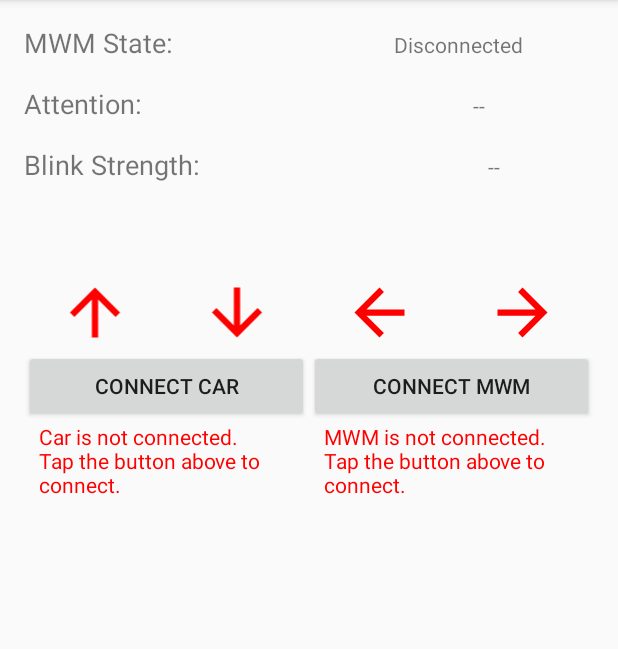
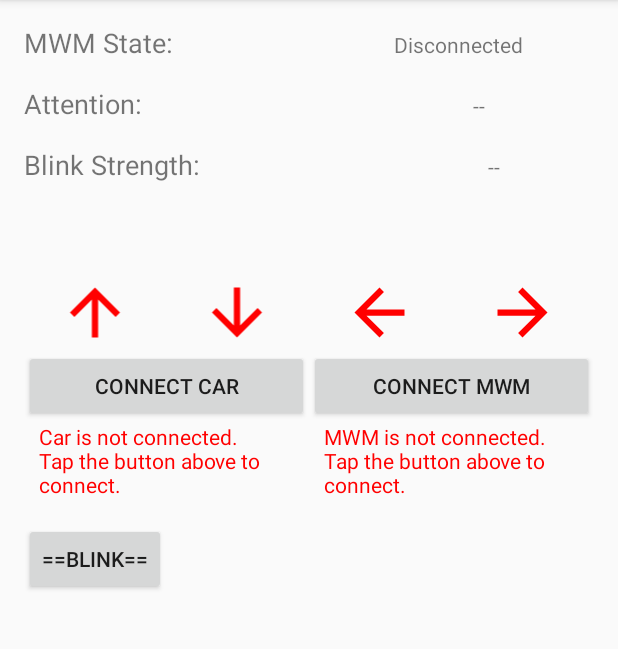
Before and after one commit to rafiibrahim8/EEG_Car_2, an Android app: the screen it shows after launch (MainActivity), on a phone screen of 412 x 824 dp, the part 84-733 px from its top. Run offline under Robolectric (Android 15) with nearby library versions, the phone set to English and light mode, and no system bars; our stand-ins replace ButterKnife.

Commit message:
2019-12-11 20:55:19

```diff
--- a/app/src/main/java/ml/nerdsofku/eegcarx2/CarController.java
+++ b/app/src/main/java/ml/nerdsofku/eegcarx2/CarController.java
@@ -4,6 +4,7 @@ import android.content.Context;
 import android.content.Intent;
 
 import java.util.concurrent.atomic.AtomicInteger;
+import static ml.nerdsofku.eegcarx2.MainActivity.sleep;
 
 public class CarController {
     public static final int FORWARD = 1;
@@ -23,6 +24,9 @@ public class CarController {
     public static final int STATE_CIRCLING_ARROWS = 101;
     public static final int STATE_FIXED_ON_DIRECTION = 102;
     public static final int STATE_RUNNING = 103;
+
+    public static final int TIMER_PREC_MS = 100;
+    public static final int THREAD_RELAX_TIME = 1;
 
     private Context context;
     private long lastBlinkTime;
@@ -61,6 +65,10 @@ public class CarController {
 
     public void setCarConnected(boolean carConnected) {
         isCarConnected = carConnected;
+    }
+    public void setCurrentState(int state){
+        currentState = state;
+        updateArrow(state);
     }
 
     private void sendCommandToCar(int currentPointedDirection) {
@@ -106,42 +114,56 @@ public class CarController {
                 break;
             case STATE_RUNNING:
                 currentState = STATE_IDLE;
+                currentPointedDirection.set(BLANK);
                 sendCommandToCar(STOP);
             case STATE_FIXED_ON_DIRECTION:
                 currentState = STATE_RUNNING;
                 sendCommandToCar(currentPointedDirection.get());
+                break;
         }
     }
 
-    private void updateUI(int dir){
-        Intent intent = new Intent("updateUI");
+    private void updateArrow(int dir){
+        Intent intent = new Intent("updateArrows");
         intent.putExtra("arrows",dir);
         context.sendBroadcast(intent);
     }
 
+    private void updateTimer(float left){
+        Intent intent = new Intent("updateTimer");
+        intent.putExtra("leftTime",left+"");
+        context.sendBroadcast(intent);
+    }
     private void startThread() {
+
         new Thread(()->{
             while (true){
                 if(currentState == STATE_CIRCLING_ARROWS){
                     currentPointedDirection.addAndGet(1);
                     if(currentPointedDirection.get()>RIGHT)
                         currentPointedDirection.set(FORWARD);
-                    updateUI(currentPointedDirection.get());
-                    try{ Thread.sleep(DIRECTION_HOLD_MS); } catch (Exception ex){}
+                    updateArrow(currentPointedDirection.get());
+                    int timeLeft = (int) DIRECTION_HOLD_MS;
+                    int beforeLoopState = currentState;
+                    while(timeLeft>0 && currentState==beforeLoopState){
+                        sleep(TIMER_PREC_MS-THREAD_RELAX_TIME);
+                        timeLeft-=TIMER_PREC_MS;
+                        updateTimer((float)timeLeft/1000);
+                    }
+                }
 
-                }
                 else if(currentState == STATE_RUNNING){
-                    updateUI(currentPointedDirection.get());
+                    updateArrow(currentPointedDirection.get());
                     try{ Thread.sleep(ARROW_BLINK_TIME); } catch (Exception ex){}
-                    updateUI(BLANK);
+                    updateArrow(BLANK);
                     try{ Thread.sleep(ARROW_BLINK_TIME); } catch (Exception ex){}
                 }
                 else if(currentState ==STATE_IDLE){
-                    updateUI(STATE_IDLE);
+                    updateArrow(STATE_IDLE);
                 }
 
 
-                try{ Thread.sleep(1); } catch (Exception ex){}
+                try{ Thread.sleep(THREAD_RELAX_TIME); } catch (Exception ex){}
             }
         }).start();
     }
--- a/app/src/main/java/ml/nerdsofku/eegcarx2/MainActivity.java
+++ b/app/src/main/java/ml/nerdsofku/eegcarx2/MainActivity.java
@@ -70,6 +70,9 @@ public class MainActivity extends AppCompatActivity {
     @BindView(R.id.imgLeft) ImageView imgLeft;
     @BindView(R.id.imgRight) ImageView imgRight;
     @BindView(R.id.distance) TextView distance;
+    @BindView(R.id.timer) TextView timer;
+
+    @BindView(R.id.testBlink) Button testBlink;
 
 
     private static final int HC05 = 0;
@@ -112,6 +115,8 @@ public class MainActivity extends AppCompatActivity {
             while (true){
                 try {
                     if(btInput!=null && btInput.available()>0){
+                        sendSignalToCar("S"); //stopping the car
+                        carController.setCurrentState(CarController.STATE_IDLE);
                         sleep(5); //slow BT connection
                         byte[] bytes = new byte[btInput.available()];
                         btInput.read(bytes);
@@ -135,9 +140,11 @@ public class MainActivity extends AppCompatActivity {
             public void onReceive(Context context, Intent intent) {
                 int uiCode = intent.getIntExtra("arrows",CarController.BLANK);
                 if(uiCode == CarController.STATE_IDLE){
+                    timer.setVisibility(View.GONE);
                     setArrowsVisibility(View.VISIBLE);
                     return;
                 }
+                timer.setVisibility(View.VISIBLE);
                 setArrowsVisibility(View.INVISIBLE);
                 switch (uiCode){
                     case CarController.FORWARD:
@@ -153,6 +160,13 @@ public class MainActivity extends AppCompatActivity {
                         imgRight.setVisibility(View.VISIBLE);
                         break;
                 }
+            }
+        };
+
+        BroadcastReceiver brTimer = new BroadcastReceiver() {
+            @Override
+            public void onReceive(Context context, Intent intent) {
+                timer.setText(intent.getStringExtra("leftTime"));
             }
         };
 
@@ -181,7 +195,8 @@ public class MainActivity extends AppCompatActivity {
             }
         };
 
-        registerReceiver(brArrow,new IntentFilter("updateUI"));
+        registerReceiver(brTimer,new IntentFilter("updateTimer"));
+        registerReceiver(brArrow,new IntentFilter("updateArrows"));
         registerReceiver(brCar,new IntentFilter("sendToCar"));
         registerReceiver(btProximity,new IntentFilter("proximity"));
     }
@@ -218,6 +233,13 @@ public class MainActivity extends AppCompatActivity {
             d(LOG_TAG, e.getMessage());
         }
     }
+
+
+
+    @OnClick(R.id.testBlink) void onTestBlink(){
+        carController.registerBlink(100);
+    }
+
 
     private void setArrowsVisibility(int visibility) {
         imgBackward.setVisibility(visibility);
@@ -396,7 +418,7 @@ public class MainActivity extends AppCompatActivity {
         new ConnectBT().execute();
     }
 
-    private static void sleep(int ms){
+    public static void sleep(int ms){
         try {
             Thread.sleep(ms);
         } catch (InterruptedException e) {
--- a/app/src/main/res/layout/activity_main.xml
+++ b/app/src/main/res/layout/activity_main.xml
@@ -132,7 +132,13 @@
             android:id="@+id/imgRight"
             android:src="@drawable/ic_arrow_right"/>
     </LinearLayout>
-
+<TextView
+    android:layout_width="match_parent"
+    android:layout_height="wrap_content"
+    android:textAppearance="@style/TextAppearance.AppCompat.Small"
+    android:textColor="#000"
+    android:text="@string/app_name"
+    android:id="@+id/timer"/>
     <LinearLayout
         android:layout_width="match_parent"
         android:layout_height="wrap_content"
@@ -176,4 +182,10 @@
             android:gravity="start"
             android:id="@+id/briefMWMConnection"/>
     </LinearLayout>
+    <Button
+        android:layout_marginTop="16dp"
+        android:layout_width="wrap_content"
+        android:layout_height="wrap_content"
+        android:text="==Blink=="
+        android:id="@+id/testBlink"/>
 </LinearLayout>
```
Also changed, not shown: 1 other file.
